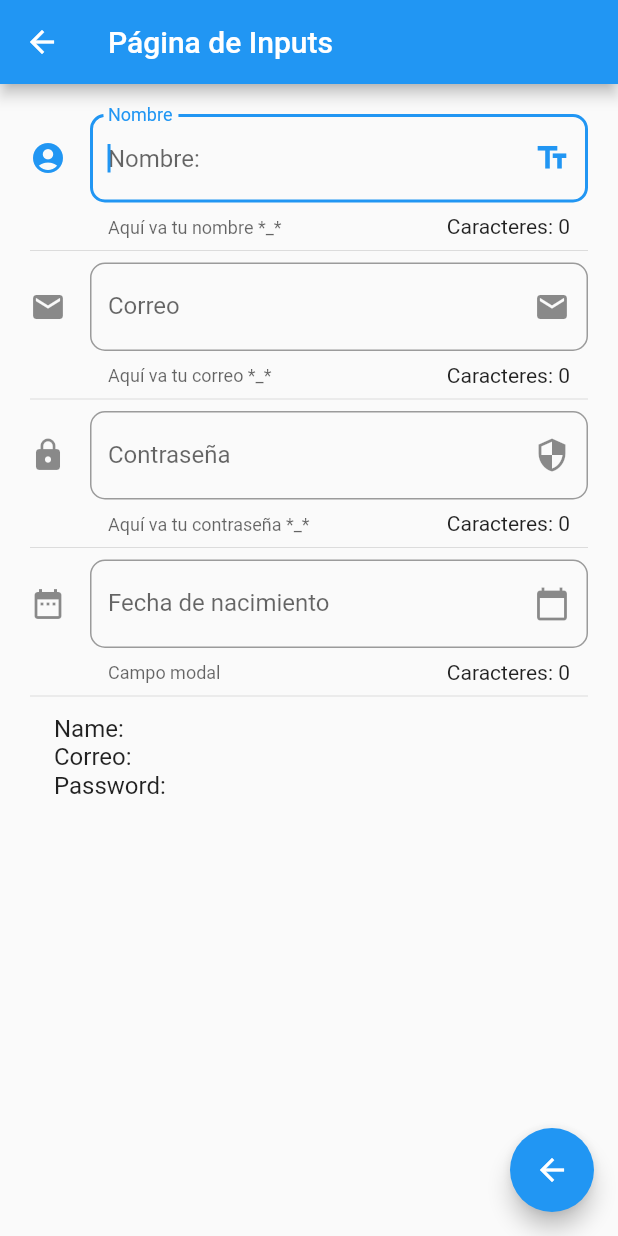
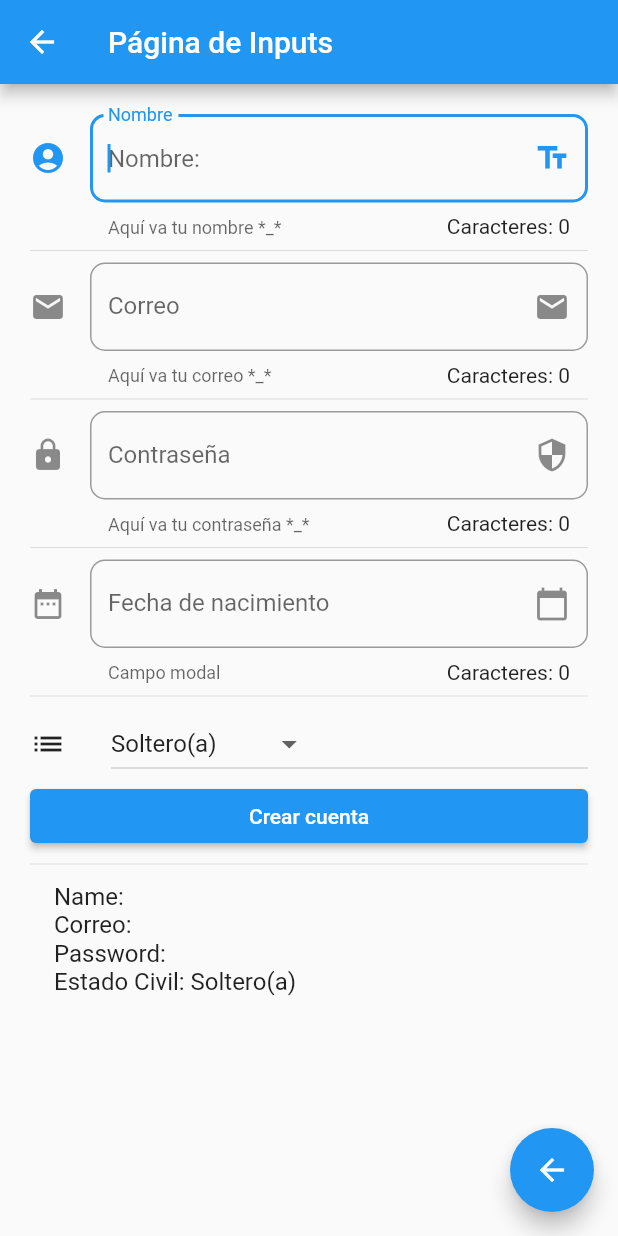
Before and after one commit to Marcowerjr-Personal/Listas, a Flutter app: the InputsPage screen opened by its route, on a phone screen of 412 x 824 dp. Run offline on Flutter 3.47's test engine with Material 2 defaults, Android fonts, the phone set to English and light mode, and no system bars; our stand-ins replace fluttertoast.

Commit message:
Update files

```diff
--- a/lib/src/pages/InputsPage.dart
+++ b/lib/src/pages/InputsPage.dart
@@ -41,6 +41,15 @@ class _InputsPageState extends State<InputsPage> {
           _passwordField(),
           Divider(),
           _dateField(context),
+          Divider(),
+          _dropField(),
+          ElevatedButton(
+              child: Text('Crear cuenta'),
+              onPressed: () {
+                final snackBar = SnackBar(content: Text('Yay! A SnackBar!'));
+                ScaffoldMessenger.of(context).showSnackBar(snackBar);
+                Fluttertoast.showToast(msg: 'Hola');
+              }),
           Divider(),
           _showData()
         ],
@@ -132,18 +141,42 @@ class _InputsPageState extends State<InputsPage> {
     }
   }
 
-  Future<void> _toast() async {
-    Fluttertoast.showToast(
-        msg: "This is Center Short Toast",
-        toastLength: Toast.LENGTH_SHORT,
-        gravity: ToastGravity.CENTER,
-        timeInSecForIosWeb: 1,
-        backgroundColor: Colors.red,
-        textColor: Colors.white,
-        fontSize: 16.0);
+  Widget _dropField() => Row(
+        children: <Widget>[
+          Icon(Icons.list),
+          SizedBox(
+            width: 30.0,
+          ),
+          Expanded(
+              child: DropdownButton(
+            items: _opciones(),
+            value: _civil,
+            onChanged: (option) {
+              setState(() {
+                _civil = option;
+              });
+            },
+          ))
+        ],
+      );
+
+  List<DropdownMenuItem<String>> _opciones() {
+    List<DropdownMenuItem<String>> estados = [];
+    _civiles.forEach((element) {
+      estados.add(DropdownMenuItem(child: Text(element), value: element));
+    });
+    return estados;
   }
 
   Widget _showData() => ListTile(
-        title: Text('Name: $_name\nCorreo: $_email\nPassword: $_password'),
+        title: Text('Name: $_name\nCorreo: $_email\nPassword: $_password\nEstado Civil: $_civil'),
       );
+  String _civil = 'Soltero(a)';
+  List<String> _civiles = [
+    'Soltero(a)',
+    'Casado(a)',
+    'Viudo(a)',
+    'Unión Libre',
+    'Es Complicado'
+  ];
 }
```
